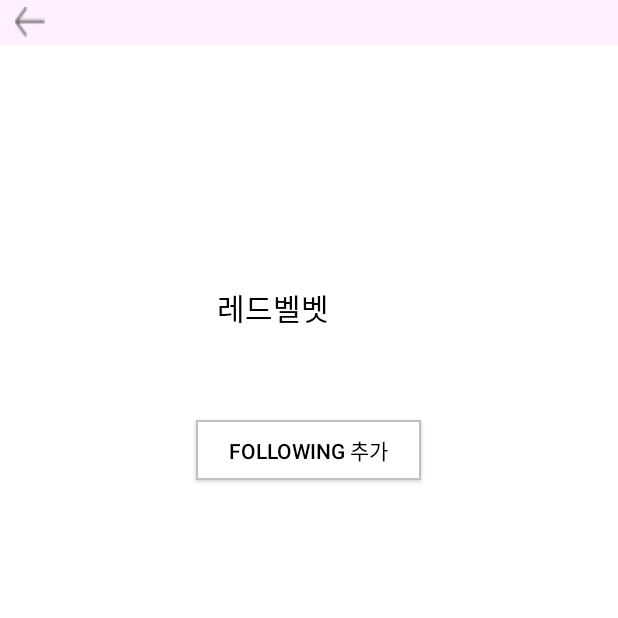
After one commit to jangsohee/Climber-Client, an Android app: the FollowingActivity screen opened directly, with no data from a screen before it, on a phone screen of 412 x 824 dp, the top half of it. The commit adds this screen. Run offline under Robolectric (Android 15) with nearby library versions, the phone set to English and light mode, and no system bars.

Commit message:
implement following module

```diff
--- a/app/src/main/AndroidManifest.xml
+++ b/app/src/main/AndroidManifest.xml
@@ -24,6 +24,12 @@
             </intent-filter>
         </activity>
         <activity
+            android:name=".FollowingActivity"
+            android:theme="@style/AppCuteTheme"/>
+        <activity
+            android:name=".FollowingListActivity"
+            android:theme="@style/AppCuteTheme"/>
+        <activity
             android:name=".Image_Search_Activity"
             android:theme="@style/AppCuteTheme" />
         <activity
--- /dev/null
+++ b/app/src/main/java/dwg/climber/oil_climber/FollowingActivity.java
@@ -0,0 +1,73 @@
+package dwg.climber.oil_climber;
+
+import android.os.Bundle;
+import android.support.v7.app.AppCompatActivity;
+import android.widget.AdapterView;
+import android.widget.ArrayAdapter;
+import android.widget.Button;
+import android.widget.Spinner;
+import android.widget.Toast;
+import android.view.View.OnClickListener;
+import android.view.View;
+
+import java.util.Arrays;
+
+
+public class FollowingActivity extends AppCompatActivity {
+
+    private int addFollowingID = 0;
+    String[] celebs;
+
+    @Override
+    protected void onCreate(Bundle savedInstanceState) {
+        super.onCreate(savedInstanceState);
+        setContentView(R.layout.activity_add_following);
+
+        celebs = getResources().getStringArray(R.array.celeb_array);
+        final FollowingDB fdb = new FollowingDB(getApplicationContext(), "follow.db", null, 1);
+        // followingCelebArray is one-based
+        final Integer[] followingCelebArray = fdb.getCelebList();
+
+        Spinner spinner = (Spinner)findViewById(R.id.celeb_spinner);
+
+        ArrayAdapter<CharSequence> adapter = ArrayAdapter.createFromResource(this,
+                R.array.celeb_array, R.layout.spinner_setting);
+        adapter.setDropDownViewResource(R.layout.spinner_setting);
+        spinner.setAdapter(adapter);
+
+        spinner.setOnItemSelectedListener(new AdapterView.OnItemSelectedListener() {
+            @Override
+            public void onItemSelected(AdapterView<?> parent, View view,
+                                       int position, long id) {
+                // position is zero-based
+                addFollowingID = position + 1;
+            }
+            @Override
+            public void onNothingSelected(AdapterView<?> parent) {}
+        });
+
+        // button event listeners
+        Button addFollowing = (Button) findViewById(R.id.add_following_button);
+        addFollowing.setOnClickListener(new OnClickListener() {
+
+            @Override
+            public void onClick(View v) {
+                if(Arrays.asList(followingCelebArray).contains(addFollowingID)) {
+                    Toast.makeText(FollowingActivity.this, "이미 팔로우하고 있는 사람입니다.", Toast.LENGTH_SHORT).show();
+                }
+                else {
+                    fdb.insert("insert into followings values(" + addFollowingID + ");");
+                    Toast.makeText(FollowingActivity.this, "성공적으로 추가되었습니다.", Toast.LENGTH_SHORT).show();
+
+                    finish();
+                    startActivity(getIntent());
+                    // 해당 연예인 페이지로 바로 연결되는 것도 좋을 듯
+                }
+            }
+        });
+    }
+
+    public void finish_button_click(View v){
+        finish();
+    }
+}
--- /dev/null
+++ b/app/src/main/java/dwg/climber/oil_climber/FollowingDB.java
@@ -0,0 +1,52 @@
+package dwg.climber.oil_climber;
+
+import android.content.Context;
+import android.database.Cursor;
+import android.database.sqlite.SQLiteDatabase;
+import android.database.sqlite.SQLiteDatabase.CursorFactory;
+import android.database.sqlite.SQLiteOpenHelper;
+
+import java.util.ArrayList;
+
+
+public class FollowingDB extends SQLiteOpenHelper {
+    public FollowingDB(Context context, String name, CursorFactory factory, int version) {
+        super(context, name, factory, version);
+    }
+
+    @Override
+    public void onCreate(SQLiteDatabase db) {
+        db.execSQL("CREATE TABLE followings(id INTEGER PRIMARY KEY);");
+    }
+
+    @Override
+    public void onUpgrade(SQLiteDatabase db, int oldVersion, int newVersion) {
+    }
+
+    public void insert(String _query) {
+        SQLiteDatabase db = getWritableDatabase();
+        db.execSQL(_query);
+        db.close();
+    }
+
+    public void delete(String _query) {
+        SQLiteDatabase db = getWritableDatabase();
+        db.execSQL(_query);
+        db.close();
+    }
+
+    public Integer[] getCelebList() {
+        SQLiteDatabase db = getReadableDatabase();
+        ArrayList<Integer> celebList = new ArrayList<Integer>();
+
+        Cursor cursor = db.rawQuery("select * from followings", null);
+        while(cursor.moveToNext()) {
+            celebList.add(cursor.getInt(0));
+        }
+
+        Integer[] celebArray = new Integer[celebList.size()];
+        celebArray = (Integer[])celebList.toArray(celebArray);
+
+        return celebArray;
+    }
+}
--- /dev/null
+++ b/app/src/main/res/layout/activity_add_following.xml
@@ -0,0 +1,55 @@
+<?xml version="1.0" encoding="utf-8"?>
+<LinearLayout xmlns:android="http://schemas.android.com/apk/res/android"
+    xmlns:tools="http://schemas.android.com/tools"
+    xmlns:app="http://schemas.android.com/apk/res-auto"
+    android:orientation="vertical"
+    android:id="@+id/activity_main"
+    android:layout_width="match_parent"
+    android:layout_height="match_parent"
+    android:background="@color/theme">
+
+    <RelativeLayout
+        android:id="@+id/app_bar"
+        android:layout_height="30dp"
+        android:layout_width="match_parent">
+
+        <ImageButton
+            android:id="@+id/finish_button"
+            android:layout_width="20dp"
+            android:layout_height="20dp"
+            android:layout_marginLeft="10dp"
+            android:background="@drawable/back_arrow"
+            android:layout_centerVertical="true"
+            android:onClick="finish_button_click"/>
+    </RelativeLayout>
+
+    <RelativeLayout
+        android:id="@+id/add_following_layout"
+        android:layout_weight="13"
+        android:layout_width="match_parent"
+        android:layout_height="0dp"
+        android:orientation="horizontal"
+        android:background="@color/white">
+
+        <Spinner
+            android:id="@+id/celeb_spinner"
+            android:layout_width="200dp"
+            android:layout_height="wrap_content"
+            android:layout_centerHorizontal="true"
+            android:layout_marginTop="150dp"/>
+
+        <Button
+            android:id="@+id/add_following_button"
+            android:layout_width="150dp"
+            android:layout_height="40dp"
+            android:layout_centerHorizontal="true"
+            android:layout_marginTop="250dp"
+            android:background="@drawable/border"
+            android:textAlignment="center"
+            android:text="following 추가"
+            android:onClick="addFollowing"/>
+
+    </RelativeLayout>
+
+
+</LinearLayout>
--- /dev/null
+++ b/app/src/main/res/layout/spinner_setting.xml
@@ -0,0 +1,11 @@
+<?xml version="1.0" encoding="utf-8"?>
+<TextView
+    xmlns:android="http://schemas.android.com/apk/res/android"
+    android:layout_width="match_parent"
+    android:layout_height="match_parent"
+    android:paddingTop="10dp"
+    android:paddingBottom="10dp"
+    android:textSize="20sp"
+    android:textAlignment="center"
+    android:background="@color/white"
+/>
--- a/app/src/main/res/menu/activity_main_drawer.xml
+++ b/app/src/main/res/menu/activity_main_drawer.xml
@@ -1,7 +1,9 @@
 <menu xmlns:android="http://schemas.android.com/apk/res/android">
     <group>
-        <item android:title ="@string/add_following"/>
-        <item android:title ="@string/reco_following"/>
+        <item android:title ="@string/add_following"
+            android:id="@+id/add_following"/>
+        <item android:title ="@string/following_list"
+            android:id="@+id/following_list"/>
         <item android:title ="@string/image_search"
             android:id="@+id/image_search"/>
         <item android:title ="@string/setting"/>
--- a/app/src/main/res/values/strings.xml
+++ b/app/src/main/res/values/strings.xml
@@ -11,7 +11,7 @@
     <string name="action_settings">Settings</string>
 
     <string name="add_following">Following 추가</string>
-    <string name="reco_following">추천 Following</string>
+    <string name="following_list">Following 목록</string>
     <string name="setting">설정</string>
     <string name="image_search">Image Search</string>
 
@@ -22,4 +22,17 @@
 
     <!-- TODO: Remove or change this placeholder text -->
     <string name="hello_blank_fragment">Hello blank fragment</string>
+    <string-array name="celeb_array">
+        <item>레드벨벳</item>
+        <item>공유</item>
+        <item>김고은</item>
+        <item>엠버</item>
+        <item>강동원</item>
+        <item>아이오아이</item>
+        <item>러블리즈</item>
+        <item>송중기</item>
+        <item>구혜선</item>
+        <item>안재현</item>
+    </string-array>
+
 </resources>
```
Also changed, not shown: app/src/main/java/dwg/climber/oil_climber/FollowingListActivity.java (added, +72 -0 lines), app/src/main/java/dwg/climber/oil_climber/FollowingListAdapter.java (added, +65 -0 lines), app/src/main/java/dwg/climber/oil_climber/FollowingListItem.java (added, +28 -0 lines), app/src/main/java/dwg/climber/oil_climber/MainActivity.java (+13 -3 lines), app/src/main/res/layout/activity_following_list.xml (added, +42 -0 lines), app/src/main/res/layout/following_listview.xml (added, +31 -0 lines).
